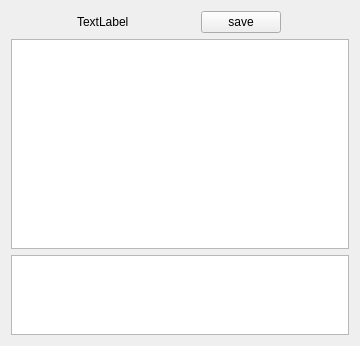
Arcachofo/SimulIDE-dev, file src/gui/circuitwidget/properties/textval.ui: the form before one commit.
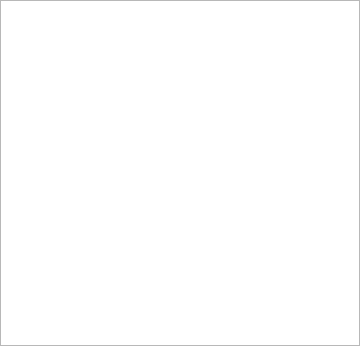
The form after the commit.

Commit message: Text Component: Edit text in Properties.

```diff
--- a/src/gui/circuitwidget/properties/textval.ui
+++ b/src/gui/circuitwidget/properties/textval.ui
@@ -20,36 +20,21 @@
    <string notr="true">Form</string>
   </property>
   <layout class="QVBoxLayout" name="verticalLayout">
-   <item>
-    <layout class="QHBoxLayout" name="horizontalLayout">
-     <item>
-      <widget class="QLabel" name="valLabel">
-       <property name="sizePolicy">
-        <sizepolicy hsizetype="Fixed" vsizetype="Fixed">
-         <horstretch>0</horstretch>
-         <verstretch>0</verstretch>
-        </sizepolicy>
-       </property>
-       <property name="text">
-        <string>TextLabel</string>
-       </property>
-      </widget>
-     </item>
-     <item>
-      <widget class="QPushButton" name="saveButton">
-       <property name="sizePolicy">
-        <sizepolicy hsizetype="Fixed" vsizetype="Fixed">
-         <horstretch>0</horstretch>
-         <verstretch>0</verstretch>
-        </sizepolicy>
-       </property>
-       <property name="text">
-        <string>save</string>
-       </property>
-      </widget>
-     </item>
-    </layout>
-   </item>
+   <property name="spacing">
+    <number>0</number>
+   </property>
+   <property name="leftMargin">
+    <number>0</number>
+   </property>
+   <property name="topMargin">
+    <number>0</number>
+   </property>
+   <property name="rightMargin">
+    <number>0</number>
+   </property>
+   <property name="bottomMargin">
+    <number>0</number>
+   </property>
    <item>
     <widget class="QTextEdit" name="textBox">
      <property name="documentTitle">
@@ -59,30 +44,14 @@
       <string notr="true">&lt;!DOCTYPE HTML PUBLIC &quot;-//W3C//DTD HTML 4.0//EN&quot; &quot;http://www.w3.org/TR/REC-html40/strict.dtd&quot;&gt;
 &lt;html&gt;&lt;head&gt;&lt;meta name=&quot;qrichtext&quot; content=&quot;1&quot; /&gt;&lt;style type=&quot;text/css&quot;&gt;
 p, li { white-space: pre-wrap; }
-&lt;/style&gt;&lt;/head&gt;&lt;body style=&quot; font-family:'Sans Serif'; font-size:9pt; font-weight:400; font-style:normal;&quot;&gt;
-&lt;p style=&quot;-qt-paragraph-type:empty; margin-top:0px; margin-bottom:0px; margin-left:0px; margin-right:0px; -qt-block-indent:0; text-indent:0px;&quot;&gt;&lt;br /&gt;&lt;/p&gt;&lt;/body&gt;&lt;/html&gt;</string>
+&lt;/style&gt;&lt;/head&gt;&lt;body style=&quot; font-family:'Ubuntu'; font-size:10pt; font-weight:400; font-style:normal;&quot;&gt;
+&lt;p style=&quot;-qt-paragraph-type:empty; margin-top:0px; margin-bottom:0px; margin-left:0px; margin-right:0px; -qt-block-indent:0; text-indent:0px; font-family:'Sans Serif'; font-size:9pt;&quot;&gt;&lt;br /&gt;&lt;/p&gt;&lt;/body&gt;&lt;/html&gt;</string>
      </property>
      <property name="placeholderText">
       <string notr="true"/>
      </property>
     </widget>
    </item>
-   <item>
-    <widget class="QTextEdit" name="evalText">
-     <property name="sizePolicy">
-      <sizepolicy hsizetype="Preferred" vsizetype="Preferred">
-       <horstretch>0</horstretch>
-       <verstretch>0</verstretch>
-      </sizepolicy>
-     </property>
-     <property name="maximumSize">
-      <size>
-       <width>16777215</width>
-       <height>80</height>
-      </size>
-     </property>
-    </widget>
-   </item>
   </layout>
  </widget>
  <resources/>
```
The commit also changes 5 other files.
